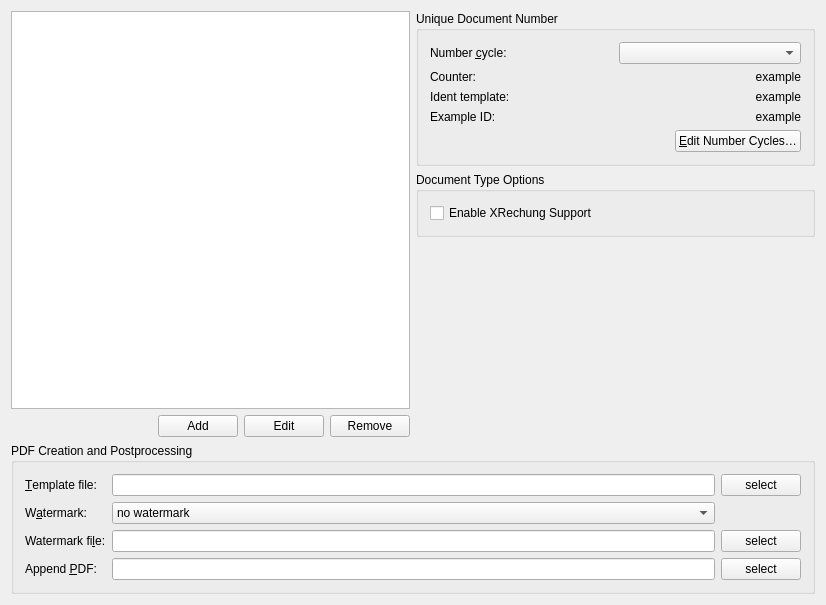
dragotin/kraft, file src/doctypeeditbase.ui: the form before one commit.
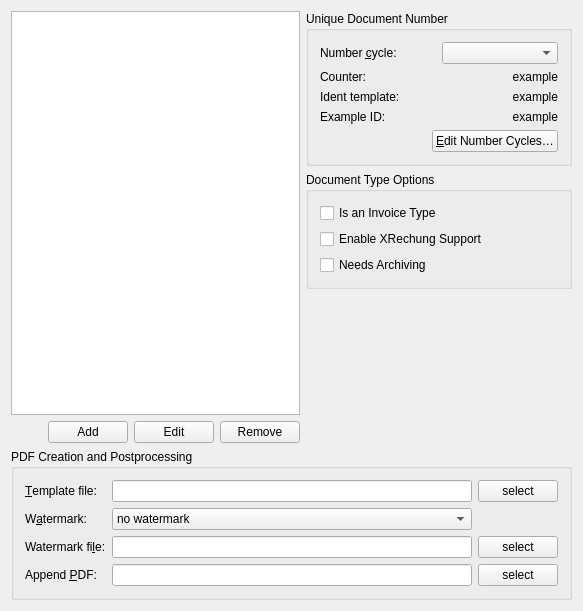
The form after the commit.

Commit message: Add first doc type flags to UI

Patch:
```diff
--- a/src/doctypeeditbase.ui
+++ b/src/doctypeeditbase.ui
@@ -6,14 +6,12 @@
    <rect>
     <x>0</x>
     <y>0</y>
-    <width>826</width>
-    <height>605</height>
+    <width>583</width>
+    <height>611</height>
    </rect>
   </property>
   <layout class="QGridLayout" name="gridLayout_2">
-   <item row="0" column="0">
-    <layout class="QHBoxLayout" name="horizontalLayout">
-     <item>
+   <item row="0" column="0" rowspan="3">
       <layout class="QVBoxLayout">
        <property name="leftMargin">
         <number>0</number>
@@ -82,9 +80,7 @@
        </item>
       </layout>
      </item>
-     <item>
-      <layout class="QVBoxLayout" name="verticalLayout">
-       <item>
+   <item row="0" column="1">
         <widget class="QGroupBox" name="groupBox2">
          <property name="title">
           <string>Unique Document Number</string>
@@ -213,13 +209,33 @@
          </layout>
         </widget>
        </item>
-       <item>
+   <item row="1" column="1">
         <widget class="QGroupBox" name="groupBox2_3">
          <property name="title">
           <string>Document Type Options</string>
          </property>
          <layout class="QGridLayout" name="_2">
           <item row="0" column="0">
+       <widget class="QCheckBox" name="mCbIsInvoice">
+        <property name="toolTip">
+         <string>&lt;html&gt;&lt;head/&gt;&lt;body&gt;&lt;p&gt;An invoice document type has special properties, for example e-invoice support.&lt;/p&gt;&lt;p&gt;It can not have on-demand or alternative items, but it has support for partial invoices.&lt;/p&gt;&lt;/body&gt;&lt;/html&gt;</string>
+        </property>
+        <property name="text">
+         <string>Is an Invoice Type</string>
+        </property>
+       </widget>
+      </item>
+      <item row="2" column="0">
+       <widget class="QCheckBox" name="mCbArchiving">
+        <property name="toolTip">
+         <string>&lt;html&gt;&lt;head/&gt;&lt;body&gt;&lt;p&gt;Documents of this type need to be archived when it is final.&lt;/p&gt;&lt;p&gt;(Not yet implemented)&lt;/p&gt;&lt;/body&gt;&lt;/html&gt;</string>
+        </property>
+        <property name="text">
+         <string>Needs Archiving</string>
+        </property>
+       </widget>
+      </item>
+      <item row="1" column="0">
            <widget class="QCheckBox" name="mCbXRechnung">
             <property name="text">
              <string>Enable XRechung Support </string>
@@ -229,7 +245,7 @@
          </layout>
         </widget>
        </item>
-       <item>
+   <item row="2" column="1">
         <spacer name="spacer3">
          <property name="orientation">
           <enum>Qt::Vertical</enum>
@@ -240,16 +256,12 @@
          <property name="sizeHint" stdset="0">
           <size>
            <width>17</width>
-           <height>51</height>
+       <height>72</height>
           </size>
          </property>
         </spacer>
        </item>
-      </layout>
-     </item>
-    </layout>
-   </item>
-   <item row="1" column="0">
+   <item row="3" column="0" colspan="2">
     <widget class="QGroupBox" name="groupBox2_2">
      <property name="title">
       <string>PDF Creation and Postprocessing</string>
```
Left out of the diff: 21 changed lines with no effect on the pictures. Lines whose indentation alone changed are shown as unchanged. The commit also changes 4 other files.
